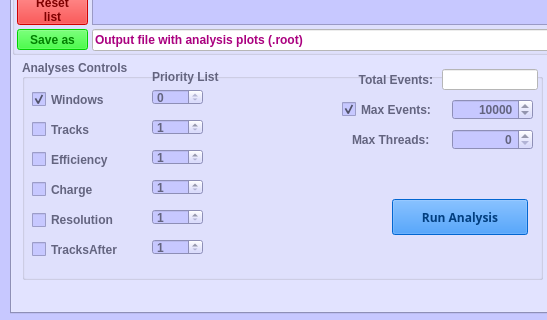
Old version of the form analyzerdlg.ui in the repository afrankenthal/Chewie; both pictures show x 0 to 547 and y 317 to 637 of the 1024 by 637 pixel window.
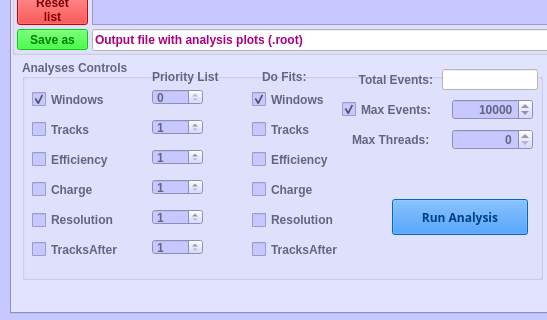
New version of the form. The open tabs and pages were chosen to show the change. Custom widgets are drawn as their Qt base class.

Patch:
```diff
--- a/analyzerdlg.ui
+++ b/analyzerdlg.ui
@@ -10805,6 +10805,106 @@
        <number>10</number>
       </property>
      </widget>
+     <widget class="QLabel" name="label_9">
+      <property name="geometry">
+       <rect>
+        <x>240</x>
+        <y>10</y>
+        <width>101</width>
+        <height>16</height>
+       </rect>
+      </property>
+      <property name="text">
+       <string>Do Fits:</string>
+      </property>
+     </widget>
+     <widget class="customCheckBox" name="resolutionFitCB">
+      <property name="geometry">
+       <rect>
+        <x>230</x>
+        <y>150</y>
+        <width>93</width>
+        <height>22</height>
+       </rect>
+      </property>
+      <property name="text">
+       <string>Resolution</string>
+      </property>
+     </widget>
+     <widget class="customCheckBox" name="chargeFitCB">
+      <property name="geometry">
+       <rect>
+        <x>230</x>
+        <y>120</y>
+        <width>83</width>
+        <height>21</height>
+       </rect>
+      </property>
+      <property name="text">
+       <string>Charge</string>
+      </property>
+     </widget>
+     <widget class="customCheckBox" name="tracksafterFitCB">
+      <property name="geometry">
+       <rect>
+        <x>230</x>
+        <y>180</y>
+        <width>111</width>
+        <height>21</height>
+       </rect>
+      </property>
+      <property name="text">
+       <string>TracksAfter</string>
+      </property>
+     </widget>
+     <widget class="customCheckBox" name="efficiencyFitCB">
+      <property name="geometry">
+       <rect>
+        <x>230</x>
+        <y>90</y>
+        <width>91</width>
+        <height>21</height>
+       </rect>
+      </property>
+      <property name="text">
+       <string>Efficiency</string>
+      </property>
+      <property name="checked">
+       <bool>false</bool>
+      </property>
+     </widget>
+     <widget class="customCheckBox" name="windowsFitCB">
+      <property name="enabled">
+       <bool>false</bool>
+      </property>
+      <property name="geometry">
+       <rect>
+        <x>230</x>
+        <y>30</y>
+        <width>83</width>
+        <height>21</height>
+       </rect>
+      </property>
+      <property name="text">
+       <string>Windows</string>
+      </property>
+      <property name="checked">
+       <bool>true</bool>
+      </property>
+     </widget>
+     <widget class="customCheckBox" name="tracksFitCB">
+      <property name="geometry">
+       <rect>
+        <x>230</x>
+        <y>60</y>
+        <width>83</width>
+        <height>21</height>
+       </rect>
+      </property>
+      <property name="text">
+       <string>Tracks</string>
+      </property>
+     </widget>
     </widget>
     <widget class="QCheckBox" name="useCalibrationsCB">
      <property name="geometry">
```
Left out of the diff: 213 changed lines with no effect on the pictures.
